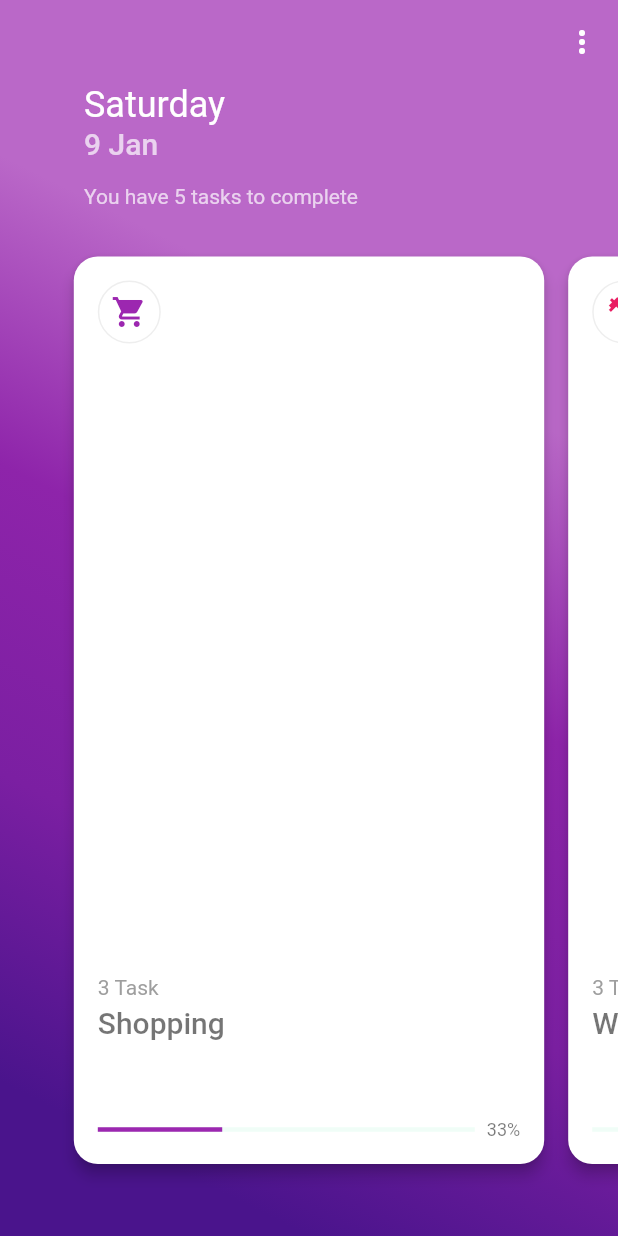
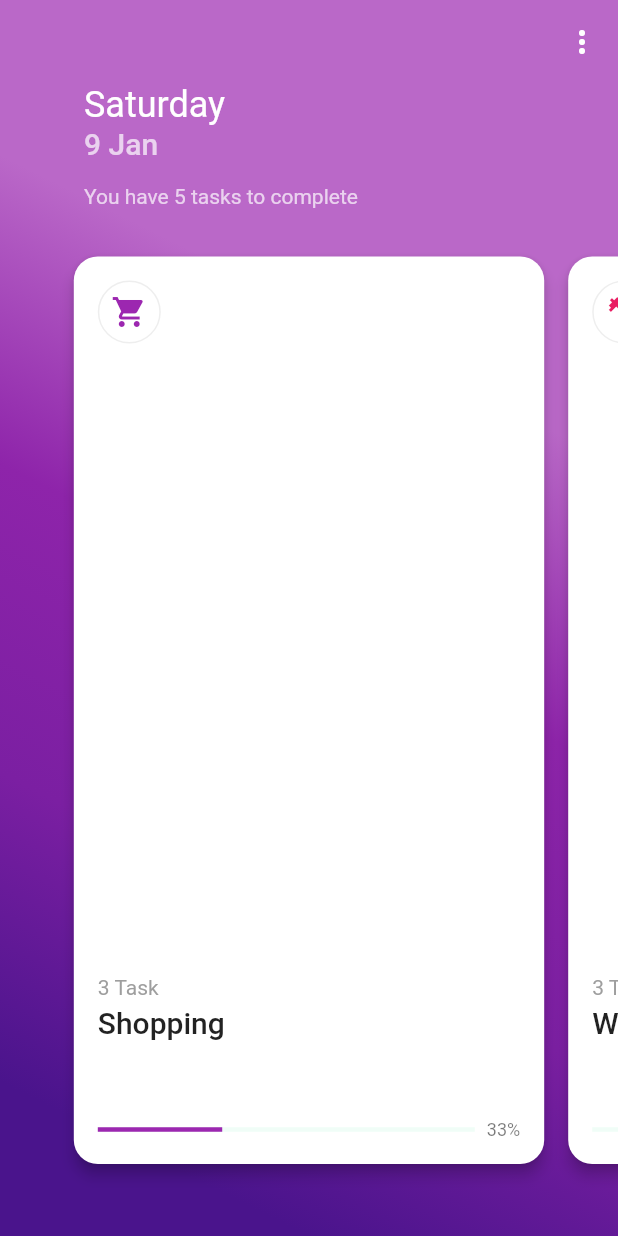
Before and after one commit to Ahtisham-Waheed/SP17-BCS-092, a Flutter app: the MyHomePage screen opened directly, on a phone screen of 412 x 824 dp. Run offline on Flutter 3.47's test engine with Material 2 defaults, Android fonts, the phone set to English and light mode, and no system bars; our stand-ins replace animated_splash_screen, firebase_auth, firebase_core, flutter_colorpicker, flutter_markdown, fluttertoast and 2 more; accounts and stored records are empty; generated files the repository leaves out were written again.

Commit message:
Main Screen

```diff
--- a/lib/mainPage.dart
+++ b/lib/mainPage.dart
@@ -370,7 +370,7 @@ class TaskCard extends StatelessWidget {
                       style: Theme.of(context)
                           .textTheme
                           .title
-                          .copyWith(color: Colors.black54)),
+                          .copyWith(color: Colors.black87)),
                 ),
               ),
               Spacer(),
```
